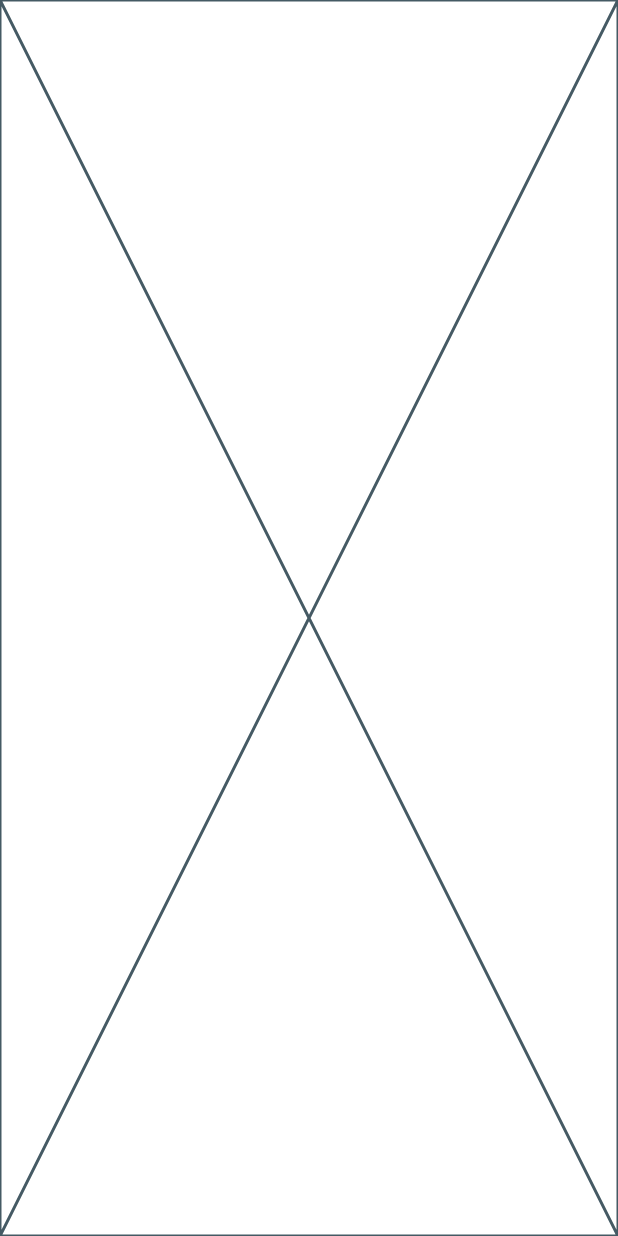
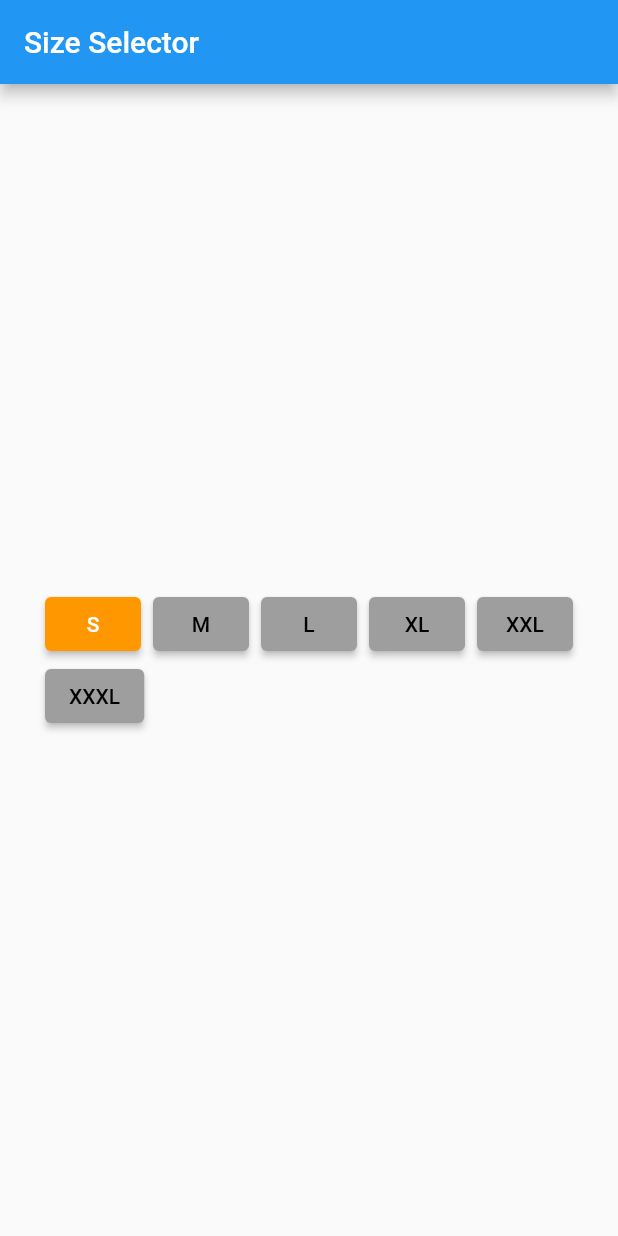
Before and after one commit to kamruzzaman-aman/Module-9_Live_Test-9, a Flutter app: the screen it shows after launch, on a phone screen of 412 x 824 dp. Run offline on Flutter 3.47's test engine with Material 2 defaults, Android fonts, the phone set to English and light mode, and no system bars.

Commit message:
Update main.dart

```diff
--- a/lib/main.dart
+++ b/lib/main.dart
@@ -22,8 +22,51 @@ class HomeScreen extends StatefulWidget {
 }
 
 class _HomeScreenState extends State<HomeScreen> {
+  List<String> sizes = ['S', 'M', 'L', 'XL', 'XXL', 'XXXL'];
+  int selectedIndex = 0;
+
+  buttonColor(int index) {
+    selectedIndex = index;
+    setState(() {});
+  }
+
+  showSnackBar(int index) {
+    ScaffoldMessenger.of(context).showSnackBar(
+      SnackBar(
+        content: Text('Selected Size: ${sizes[index]}'),
+      ),
+    );
+  }
+
   @override
   Widget build(BuildContext context) {
-    return const Placeholder();
+    return Scaffold(
+      appBar: AppBar(
+        title: Text('Size Selector'),
+      ),
+      body: Center(
+        child: Wrap(
+          spacing: 8,
+          children: [
+            for (int i = 0; i < sizes.length; i++)
+              ElevatedButton(
+                onPressed: () {
+                  buttonColor(i);
+                  showSnackBar(i);
+                },
+                child: Text(
+                  sizes[i],
+                  style: TextStyle(
+                    color: selectedIndex == i ? Colors.white : Colors.black,
+                  ),
+                ),
+                style: ElevatedButton.styleFrom(
+                  backgroundColor: selectedIndex == i ? Colors.orange : Colors.grey,
+                ),
+              ),
+          ],
+        ),
+      ),
+    );
   }
 }
```
